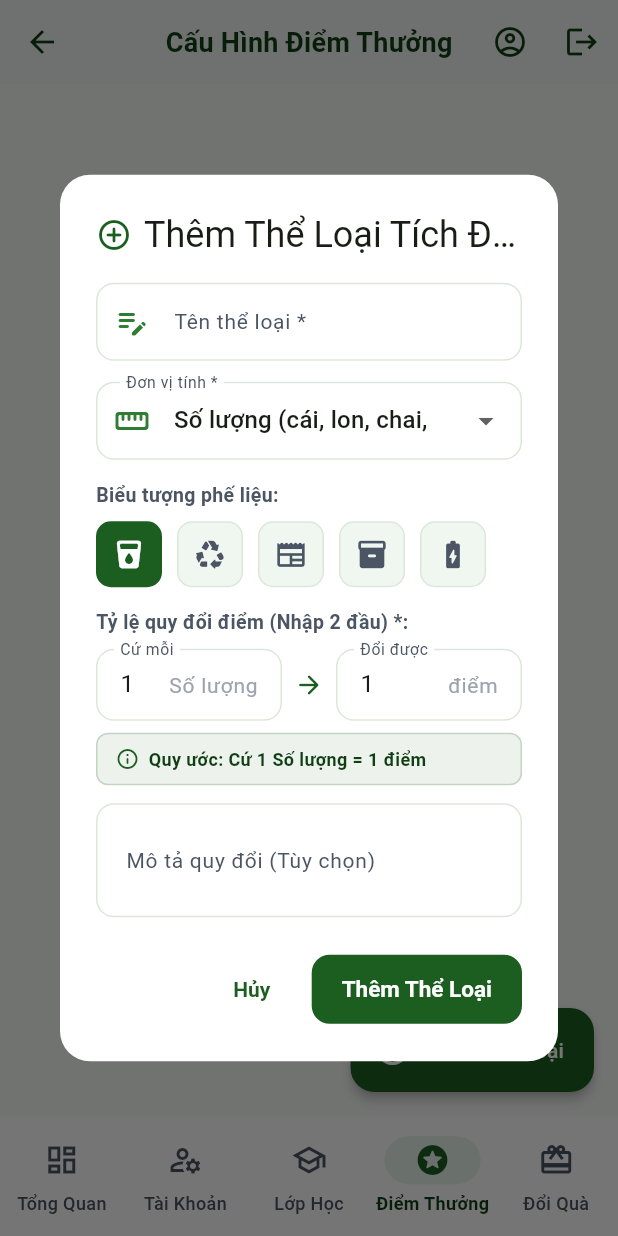
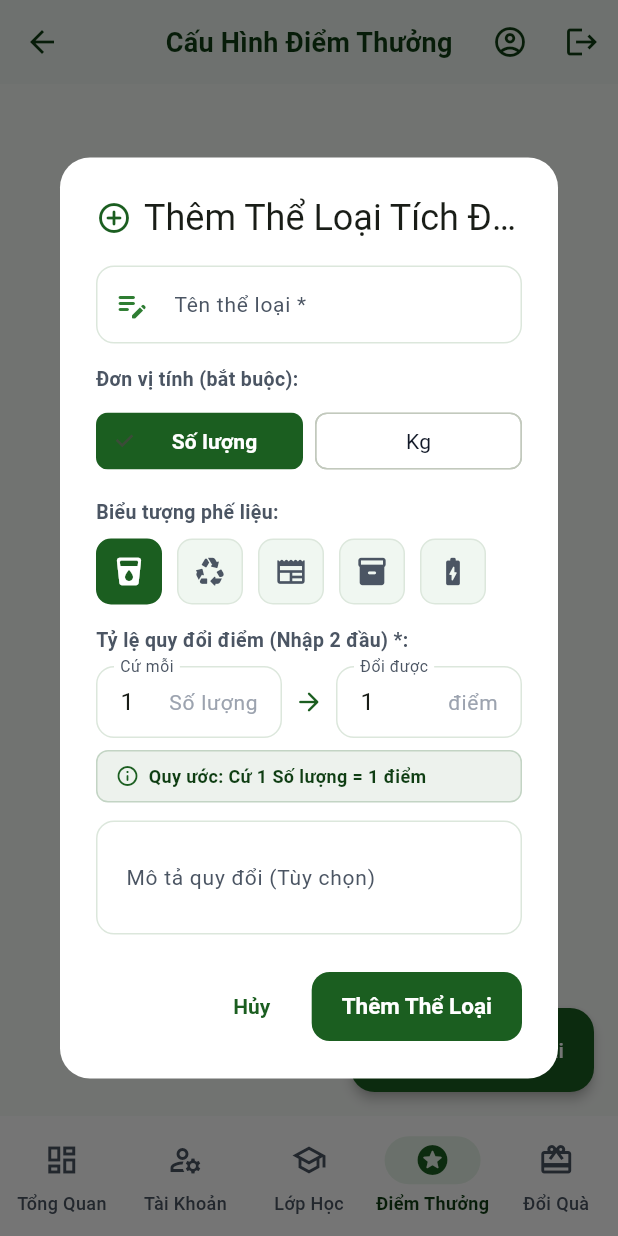
Before and after one commit to hungphamhuynh/hanhdongxanh, a Flutter app: the AdminDashboardScreen screen opened directly, item 4 of the bottom bar chosen, after a tap on "Thêm Thể Loại", on a phone screen of 412 x 824 dp. Run offline on Flutter 3.47's test engine with Material 3 defaults, Android fonts, the phone set to English and light mode, and no system bars; our stand-ins replace cloud_firestore, connectivity_plus, firebase_auth, firebase_core; accounts and stored records are empty.

Commit message:
revert: keep unit selection as quick chips (Số lượng / Kg) in point rules config dialog

```diff
--- a/lib/features/admin/presentation/screens/admin_dashboard_screen.dart
+++ b/lib/features/admin/presentation/screens/admin_dashboard_screen.dart
@@ -858,29 +858,53 @@ class _AdminDashboardScreenState extends State<AdminDashboardScreen> {
                 const SizedBox(height: 14),
 
                 // 2. Đơn vị tính (QUÁN TRIỆT - CHỈ CHỌN SỐ LƯỢNG HOẶC KG)
-                // 2. Đơn vị tính dạng Select (Dropdown)
-                DropdownButtonFormField<String>(
-                  initialValue: selectedUnit,
-                  isExpanded: true,
-                  decoration: const InputDecoration(
-                    labelText: 'Đơn vị tính *',
-                    prefixIcon: Icon(Icons.straighten_rounded),
+                const Text(
+                  'Đơn vị tính (bắt buộc):',
+                  style: TextStyle(
+                    fontSize: 13,
+                    fontWeight: FontWeight.bold,
+                    color: AppColors.textSecondary,
                   ),
-                  items: const [
-                    DropdownMenuItem(
-                      value: 'Số lượng',
-                      child: Text('Số lượng (cái, lon, chai, viên, cây...)'),
+                ),
+                const SizedBox(height: 8),
+                Row(
+                  children: [
+                    Expanded(
+                      child: ChoiceChip(
+                        label: const Center(child: Text('Số lượng')),
+                        selected: selectedUnit == 'Số lượng',
+                        selectedColor: AppColors.primary,
+                        labelStyle: TextStyle(
+                          color: selectedUnit == 'Số lượng'
+                              ? Colors.white
+                              : AppColors.textPrimary,
+                          fontWeight: selectedUnit == 'Số lượng'
+                              ? FontWeight.bold
+                              : FontWeight.normal,
+                        ),
+                        onSelected: (_) =>
+                            setDialogState(() => selectedUnit = 'Số lượng'),
+                      ),
                     ),
-                    DropdownMenuItem(
-                      value: 'Kg',
-                      child: Text('Kilogram (Kg)'),
+                    const SizedBox(width: 8),
+                    Expanded(
+                      child: ChoiceChip(
+                        label: const Center(child: Text('Kg')),
+                        selected: selectedUnit == 'Kg',
+                        selectedColor: AppColors.primary,
+                        labelStyle: TextStyle(
+                          color: selectedUnit == 'Kg'
+                              ? Colors.white
+                              : AppColors.textPrimary,
+                          fontWeight: selectedUnit == 'Kg'
+                              ? FontWeight.bold
+                              : FontWeight.normal,
+                        ),
+                        onSelected: (_) =>
+                            setDialogState(() => selectedUnit = 'Kg'),
+                      ),
                     ),
                   ],
-                  onChanged: (val) {
-                    if (val != null) {
-                      setDialogState(() => selectedUnit = val);
-                    }
-                  },
                 ),
                 const SizedBox(height: 14),
 
```
Also changed, not shown: lib/features/admin/presentation/widgets/admin_point_rules_tab.dart (+43 -19 lines).
